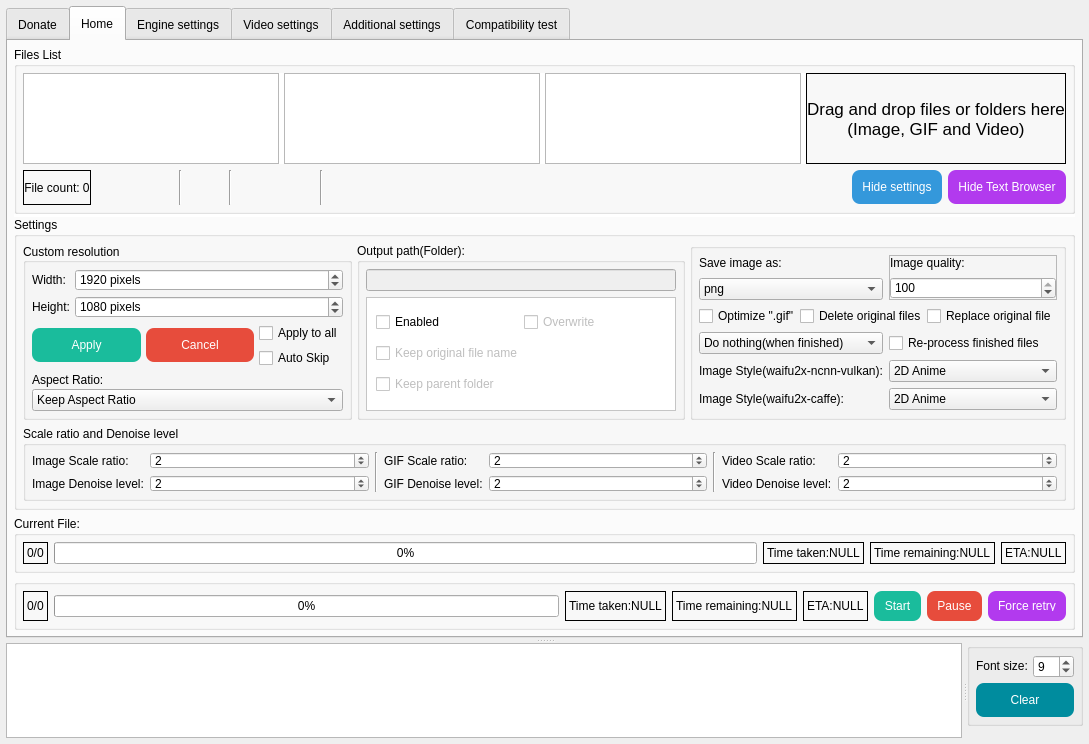
Old version of the form SRC/Waifu2x-Extension-QT/mainwindow.ui in the repository AaronFeng753/Waifu2x-Extension-GUI.
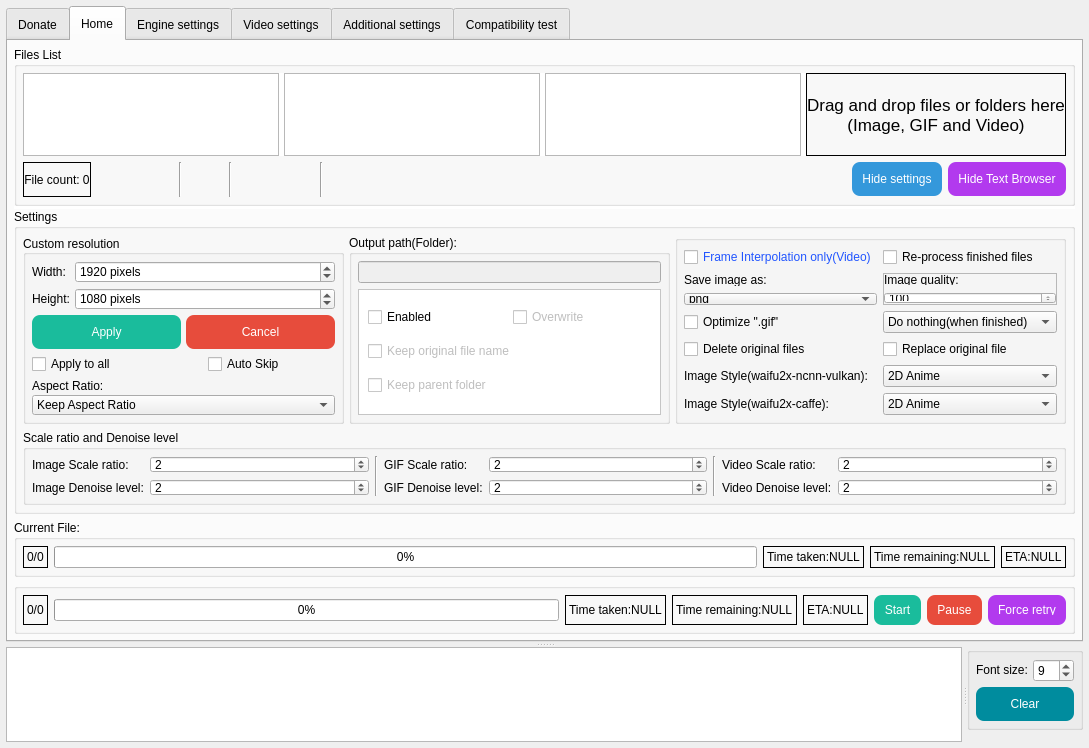
New version of the form. Icons and pictures are not drawn.

Commit message: New Feature: Now you can skip the super-resolution, only interpolate video frames by enable [Frame Interpolation only(Video)].

What changed in the file:
```diff
--- a/SRC/Waifu2x-Extension-QT/mainwindow.ui
+++ b/SRC/Waifu2x-Extension-QT/mainwindow.ui
@@ -7,7 +7,7 @@
     <x>0</x>
     <y>0</y>
     <width>1089</width>
-    <height>744</height>
+    <height>748</height>
    </rect>
   </property>
   <property name="sizePolicy">
@@ -1675,23 +1675,7 @@
                     </property>
                    </widget>
                   </item>
-                  <item row="1" column="1" colspan="2">
-                   <widget class="QSpinBox" name="spinBox_CustRes_height">
-                    <property name="suffix">
-                     <string> pixels</string>
-                    </property>
-                    <property name="minimum">
-                     <number>1</number>
-                    </property>
-                    <property name="maximum">
-                     <number>999999999</number>
-                    </property>
-                    <property name="value">
-                     <number>1080</number>
-                    </property>
-                   </widget>
-                  </item>
-                  <item row="4" column="0" colspan="3">
+                  <item row="6" column="0" colspan="3">
                    <layout class="QVBoxLayout" name="verticalLayout_2">
                     <property name="spacing">
                      <number>2</number>
@@ -1757,6 +1741,35 @@
                     </item>
                    </layout>
                   </item>
+                  <item row="1" column="0">
+                   <widget class="QLabel" name="label_15">
+                    <property name="sizePolicy">
+                     <sizepolicy hsizetype="Fixed" vsizetype="Preferred">
+                      <horstretch>0</horstretch>
+                      <verstretch>0</verstretch>
+                     </sizepolicy>
+                    </property>
+                    <property name="text">
+                     <string>Height:</string>
+                    </property>
+                   </widget>
+                  </item>
+                  <item row="1" column="1" colspan="2">
+                   <widget class="QSpinBox" name="spinBox_CustRes_height">
+                    <property name="suffix">
+                     <string> pixels</string>
+                    </property>
+                    <property name="minimum">
+                     <number>1</number>
+                    </property>
+                    <property name="maximum">
+                     <number>999999999</number>
+                    </property>
+                    <property name="value">
+                     <number>1080</number>
+                    </property>
+                   </widget>
+                  </item>
                   <item row="0" column="1" colspan="2">
                    <widget class="QSpinBox" name="spinBox_CustRes_width">
                     <property name="suffix">
@@ -1773,47 +1786,7 @@
                     </property>
                    </widget>
                   </item>
-                  <item row="2" column="2">
-                   <widget class="QCheckBox" name="checkBox_custres_isAll">
-                    <property name="sizePolicy">
-                     <sizepolicy hsizetype="Fixed" vsizetype="Fixed">
-                      <horstretch>0</horstretch>
-                      <verstretch>0</verstretch>
-                     </sizepolicy>
-                    </property>
-                    <property name="toolTip">
-                     <string>Valid for all files.</string>
-                    </property>
-                    <property name="text">
-                     <string>Apply to all</string>
-                    </property>
-                   </widget>
-                  </item>
-                  <item row="1" column="0">
-                   <widget class="QLabel" name="label_15">
-                    <property name="sizePolicy">
-                     <sizepolicy hsizetype="Fixed" vsizetype="Preferred">
-                      <horstretch>0</horstretch>
-                      <verstretch>0</verstretch>
-                     </sizepolicy>
-                    </property>
-                    <property name="text">
-                     <string>Height:</string>
-                    </property>
-                   </widget>
-                  </item>
-                  <item row="3" column="2">
-                   <widget class="QCheckBox" name="checkBox_AutoSkip_CustomRes">
-                    <property name="toolTip">
-                     <string>Automatically skip file when its resolution
-is larger than the specified resolution.</string>
-                    </property>
-                    <property name="text">
-                     <string>Auto Skip</string>
-                    </property>
-                   </widget>
-                  </item>
-                  <item row="2" column="0" rowspan="2" colspan="2">
+                  <item row="2" column="0" rowspan="2" colspan="3">
                    <layout class="QHBoxLayout" name="horizontalLayout">
                     <item>
                      <widget class="QPushButton" name="pushButton_CustRes_apply">
@@ -1917,6 +1890,39 @@
                     </item>
                    </layout>
                   </item>
+                  <item row="4" column="2">
+                   <widget class="QCheckBox" name="checkBox_AutoSkip_CustomRes">
+                    <property name="sizePolicy">
+                     <sizepolicy hsizetype="Preferred" vsizetype="Fixed">
+                      <horstretch>0</horstretch>
+                      <verstretch>0</verstretch>
+                     </sizepolicy>
+                    </property>
+                    <property name="toolTip">
+                     <string>Automatically skip file when its resolution
+is larger than the specified resolution.</string>
+                    </property>
+                    <property name="text">
+                     <string>Auto Skip</string>
+                    </property>
+                   </widget>
+                  </item>
+                  <item row="4" column="0" colspan="2">
+                   <widget class="QCheckBox" name="checkBox_custres_isAll">
+                    <property name="sizePolicy">
+                     <sizepolicy hsizetype="Preferred" vsizetype="Fixed">
+                      <horstretch>0</horstretch>
+                      <verstretch>0</verstretch>
+                     </sizepolicy>
+                    </property>
+                    <property name="toolTip">
+                     <string>Valid for all files.</string>
+                    </property>
+                    <property name="text">
+                     <string>Apply to all</string>
+                    </property>
+                   </widget>
+                  </item>
                  </layout>
                 </widget>
                </item>
@@ -1997,7 +2003,7 @@
                        <x>0</x>
                        <y>0</y>
                        <width>233</width>
-                       <height>95</height>
+                       <height>113</height>
                       </rect>
                      </property>
                      <layout class="QGridLayout" name="gridLayout_37">
@@ -2117,7 +2123,27 @@
                   <property name="bottomMargin">
                    <number>6</number>
                   </property>
-                  <item row="0" column="0">
+                  <item row="6" column="1">
+                   <widget class="QComboBox" name="comboBox_ImageStyle_Waifu2xCaffe">
+                    <property name="toolTip">
+                     <string>Only works when using &quot;waifu2x-caffe&quot; engine. 
+Waifu2x-converter and Anime4k only support &quot;2D Anime&quot; image style.
+Realsr-ncnn-vulkan only supports &quot;3D Real-life&quot; image style.
+SRMD-ncnn-vulkan can supports all image style without change any settings.</string>
+                    </property>
+                    <item>
+                     <property name="text">
+                      <string>2D Anime</string>
+                     </property>
+                    </item>
+                    <item>
+                     <property name="text">
+                      <string>3D Real-life</string>
+                     </property>
+                    </item>
+                   </widget>
+                  </item>
+                  <item row="1" column="0">
                    <widget class="QFrame" name="frame">
                     <property name="enabled">
                      <bool>true</bool>
@@ -2159,13 +2185,6 @@
                      <property name="spacing">
                       <number>7</number>
                      </property>
-                     <item row="0" column="0">
-                      <widget class="QLabel" name="label_20">
-                       <property name="text">
-                        <string>Save image as:</string>
-                       </property>
-                      </widget>
-                     </item>
                      <item row="1" column="0">
                       <widget class="QComboBox" name="comboBox_ImageSaveFormat">
                        <property name="toolTip">
@@ -2236,10 +2255,56 @@
                        </item>
                       </widget>
                      </item>
+                     <item row="0" column="0">
+                      <widget class="QLabel" name="label_20">
+                       <property name="text">
+                        <string>Save image as:</string>
+                       </property>
+                      </widget>
+                     </item>
                     </layout>
                    </widget>
                   </item>
                   <item row="0" column="1">
+                   <widget class="QCheckBox" name="checkBox_ReProcFinFiles">
+                    <property name="toolTip">
+                     <string>When there are finished files in the list, the finished files will
+be processed again when the processing process is started again.</string>
+                    </property>
+                    <property name="text">
+                     <string>Re-process finished files</string>
+                    </property>
+                   </widget>
+                  </item>
+                  <item row="4" column="1">
+                   <widget class="QCheckBox" name="checkBox_ReplaceOriginalFile">
+                    <property name="sizePolicy">
+                     <sizepolicy hsizetype="Preferred" vsizetype="Fixed">
+                      <horstretch>0</horstretch>
+                      <verstretch>0</verstretch>
+                     </sizepolicy>
+                    </property>
+                    <property name="contextMenuPolicy">
+                     <enum>Qt::ActionsContextMenu</enum>
+                    </property>
+                    <property name="toolTip">
+                     <string>After processing the file, directly replace
+the original file with the result file.
+(And keep the original file name.)
+
+WARNING: The original file will be DELETED.
+
+*This option will be deactivated when [Output
+path] or [Delete original files] is enabled*
+
+[Right click here to show more options]</string>
+                    </property>
+                    <property name="text">
+                     <string>Replace original file</string>
+                    </property>
+                   </widget>
+                  </item>
+                  <item row="1" column="1">
                    <widget class="QFrame" name="frame_2">
                     <property name="enabled">
                      <bool>true</bool>
@@ -2315,88 +2380,134 @@
                     </layout>
                    </widget>
                   </item>
-                  <item row="1" column="0" colspan="2">
-                   <layout class="QHBoxLayout" name="horizontalLayout_9">
-                    <property name="spacing">
-                     <number>0</number>
+                  <item row="0" column="0">
+                   <widget class="QCheckBox" name="checkBox_FrameInterpolationOnly_Video">
+                    <property name="font">
+                     <font>
+                      <weight>50</weight>
+                      <bold>false</bold>
+                     </font>
                     </property>
-                    <property name="sizeConstraint">
-                     <enum>QLayout::SetFixedSize</enum>
+                    <property name="toolTip">
+                     <string>Skip the super-resolution, only interpolate video frames.
+*Only taken effect when processing video*</string>
                     </property>
+                    <property name="styleSheet">
+                     <string notr="true">color: rgb(33, 85, 255);</string>
+                    </property>
+                    <property name="text">
+                     <string>Frame Interpolation only(Video)</string>
+                    </property>
+                   </widget>
+                  </item>
+                  <item row="5" column="1">
+                   <widget class="QComboBox" name="comboBox_ImageStyle">
+                    <property name="minimumSize">
+                     <size>
+                      <width>120</width>
+                      <height>0</height>
+                     </size>
+                    </property>
+                    <property name="toolTip">
+                     <string>Only works when using &quot;waifu2x-ncnn-vulkan&quot; engine. 
+Waifu2x-converter and Anime4k only support &quot;2D Anime&quot; image style.
+Realsr-ncnn-vulkan only supports &quot;3D Real-life&quot; image style.
+SRMD-ncnn-vulkan can supports all image style without change any settings.</string>
+                    </property>
+                    <property name="currentText">
+                     <string notr="true">2D Anime</string>
+                    </property>
                     <item>
-                     <widget class="QCheckBox" name="checkBox_OptGIF">
-                      <property name="sizePolicy">
-                       <sizepolicy hsizetype="Preferred" vsizetype="Fixed">
-                        <horstretch>0</horstretch>
-                        <verstretch>0</verstretch>
-                       </sizepolicy>
-                      </property>
-                      <property name="toolTip">
-                       <string>Optimizing the scaled gif will slightly reduce the
+                     <property name="text">
+                      <string>2D Anime</string>
+                     </property>
+                    </item>
+                    <item>
+                     <property name="text">
+                      <string>3D Real-life</string>
+                     </property>
+                    </item>
+                   </widget>
+                  </item>
+                  <item row="6" column="0">
+                   <widget class="QLabel" name="label_ImageStyle_W2xCaffe">
+                    <property name="toolTip">
+                     <string>Only works when using &quot;waifu2x-caffe&quot; engine. 
+Waifu2x-converter and Anime4k only support &quot;2D Anime&quot; image style.
+Realsr-ncnn-vulkan only supports &quot;3D Real-life&quot; image style.
+SRMD-ncnn-vulkan can supports all image style without change any settings.</string>
+                    </property>
+                    <property name="text">
+                     <string>Image Style(waifu2x-caffe):</string>
+                    </property>
+                   </widget>
+                  </item>
+                  <item row="5" column="0">
+                   <widget class="QLabel" name="label_ImageStyle_W2xNCNNVulkan">
+                    <property name="maximumSize">
+                     <size>
+                      <width>16777215</width>
+                      <height>16777215</height>
+                     </size>
+                    </property>
+                    <property name="toolTip">
+                     <string>Only works when using &quot;waifu2x-ncnn-vulkan&quot; engine. 
+Waifu2x-converter and Anime4k only support &quot;2D Anime&quot; image style.
+Realsr-ncnn-vulkan only supports &quot;3D Real-life&quot; image style.
+SRMD-ncnn-vulkan can supports all image style without change any settings.</string>
+                    </property>
+                    <property name="text">
+                     <string>Image Style(waifu2x-ncnn-vulkan):</string>
+                    </property>
+                    <property name="alignment">
+                     <set>Qt::AlignLeading|Qt::AlignLeft|Qt::AlignVCenter</set>
+                    </property>
+                   </widget>
+                  </item>
+                  <item row="3" column="0">
+                   <widget class="QCheckBox" name="checkBox_OptGIF">
+                    <property name="sizePolicy">
+                     <sizepolicy hsizetype="Preferred" vsizetype="Fixed">
+                      <horstretch>0</horstretch>
+                      <verstretch>0</verstretch>
+                     </sizepolicy>
+                    </property>
+                    <property name="toolTip">
+                     <string>Optimizing the scaled gif will slightly reduce the
 image quality, but it can reduce the GIF file size.
 
 It is recommended to enable this option.</string>
-                      </property>
-                      <property name="text">
-                       <string>Optimize &quot;.gif&quot;</string>
-                      </property>
-                     </widget>
-                    </item>
-                    <item>
-                     <widget class="QCheckBox" name="checkBox_DelOriginal">
-                      <property name="sizePolicy">
-                       <sizepolicy hsizetype="Preferred" vsizetype="Fixed">
-                        <horstretch>0</horstretch>
-                        <verstretch>0</verstretch>
-                       </sizepolicy>
-                      </property>
-                      <property name="contextMenuPolicy">
-                       <enum>Qt::ActionsContextMenu</enum>
-                      </property>
-                      <property name="toolTip">
-                       <string>Delete the original file after processing is complete.
+                    </property>
+                    <property name="text">
+                     <string>Optimize &quot;.gif&quot;</string>
+                    </property>
+                   </widget>
+                  </item>
+                  <item row="4" column="0">
+                   <widget class="QCheckBox" name="checkBox_DelOriginal">
+                    <property name="sizePolicy">
+                     <sizepolicy hsizetype="Preferred" vsizetype="Fixed">
+                      <horstretch>0</horstretch>
+                      <verstretch>0</verstretch>
+                     </sizepolicy>
+                    </property>
+                    <property name="contextMenuPolicy">
+                     <enum>Qt::ActionsContextMenu</enum>
+                    </property>
+                    <property name="toolTip">
+                     <string>Delete the original file after processing is complete.
 
 *This option will be deactivated when [Replace original
 file] is enabled*
 
 [Right click here to show more options]</string>
-                      </property>
-                      <property name="text">
-                       <string>Delete original files</string>
-                      </property>
-                     </widget>
-                    </item>
-                    <item>
-                     <widget class="QCheckBox" name="checkBox_ReplaceOriginalFile">
-                      <property name="sizePolicy">
-                       <sizepolicy hsizetype="Preferred" vsizetype="Fixed">
-                        <horstretch>0</horstretch>
-                        <verstretch>0</verstretch>
-                       </sizepolicy>
-                      </property>
-                      <property name="contextMenuPolicy">
-                       <enum>Qt::ActionsContextMenu</enum>
-                      </property>
-                      <property name="toolTip">
-                       <string>After processing the file, directly replace
-the original file with the result file.
-(And keep the original file name.)
-
-WARNING: The original file will be DELETED.
-
-*This option will be deactivated when [Output
-path] or [Delete original files] is enabled*
-
-[Right click here to show more options]</string>
-                      </property>
-                      <property name="text">
-                       <string>Replace original file</string>
-                      </property>
-                     </widget>
-                    </item>
-                   </layout>
+                    </property>
+                    <property name="text">
+                     <string>Delete original files</string>
+                    </property>
+                   </widget>
                   </item>
-                  <item row="2" column="0">
+                  <item row="3" column="1">
                    <widget class="QComboBox" name="comboBox_FinishAction">
                     <property name="toolTip">
                      <string>Select the action to be executed automatically
@@ -2429,101 +2540,6 @@
                     </item>
                    </widget>
                   </item>
-                  <item row="2" column="1">
-                   <widget class="QCheckBox" name="checkBox_ReProcFinFiles">
-                    <property name="toolTip">
-                     <string>When there are finished files in the list, the finished files will
-be processed again when the processing process is started again.</string>
-                    </property>
-                    <property name="text">
-                     <string>Re-process finished files</string>
-                    </property>
-                   </widget>
-                  </item>
-                  <item row="3" column="0">
-                   <widget class="QLabel" name="label_ImageStyle_W2xNCNNVulkan">
-                    <property name="maximumSize">
-                     <size>
-                      <width>16777215</width>
-                      <height>16777215</height>
-                     </size>
-                    </property>
-                    <property name="toolTip">
-                     <string>Only works when using &quot;waifu2x-ncnn-vulkan&quot; engine. 
-Waifu2x-converter and Anime4k only support &quot;2D Anime&quot; image style.
-Realsr-ncnn-vulkan only supports &quot;3D Real-life&quot; image style.
-SRMD-ncnn-vulkan can supports all image style without change any settings.</string>
-                    </property>
-                    <property name="text">
-                     <string>Image Style(waifu2x-ncnn-vulkan):</string>
-                    </property>
-                    <property name="alignment">
-                     <set>Qt::AlignLeading|Qt::AlignLeft|Qt::AlignVCenter</set>
-                    </property>
-                   </widget>
-                  </item>
-                  <item row="3" column="1">
-                   <widget class="QComboBox" name="comboBox_ImageStyle">
-                    <property name="minimumSize">
-                     <size>
-                      <width>120</width>
-                      <height>0</height>
-                     </size>
-                    </property>
-                    <property name="toolTip">
-                     <string>Only works when using &quot;waifu2x-ncnn-vulkan&quot; engine. 
-Waifu2x-converter and Anime4k only support &quot;2D Anime&quot; image style.
-Realsr-ncnn-vulkan only supports &quot;3D Real-life&quot; image style.
-SRMD-ncnn-vulkan can supports all image style without change any settings.</string>
-                    </property>
-                    <property name="currentText">
-                     <string notr="true">2D Anime</string>
-                    </property>
-                    <item>
-                     <property name="text">
-                      <string>2D Anime</string>
-                     </property>
-                    </item>
-                    <item>
-                     <property name="text">
-                      <string>3D Real-life</string>
-                     </property>
-                    </item>
-                   </widget>
-                  </item>
-                  <item row="4" column="0">
-                   <widget class="QLabel" name="label_ImageStyle_W2xCaffe">
-                    <property name="toolTip">
-                     <string>Only works when using &quot;waifu2x-caffe&quot; engine. 
-Waifu2x-converter and Anime4k only support &quot;2D Anime&quot; image style.
-Realsr-ncnn-vulkan only supports &quot;3D Real-life&quot; image style.
-SRMD-ncnn-vulkan can supports all image style without change any settings.</string>
-                    </property>
-                    <property name="text">
-                     <string>Image Style(waifu2x-caffe):</string>
-                    </property>
-                   </widget>
-                  </item>
-                  <item row="4" column="1">
-                   <widget class="QComboBox" name="comboBox_ImageStyle_Waifu2xCaffe">
-                    <property name="toolTip">
-                     <string>Only works when using &quot;waifu2x-caffe&quot; engine. 
-Waifu2x-converter and Anime4k only support &quot;2D Anime&quot; image style.
-Realsr-ncnn-vulkan only supports &quot;3D Real-life&quot; image style.
-SRMD-ncnn-vulkan can supports all image style without change any settings.</string>
-                    </property>
-                    <item>
-                     <property name="text">
-                      <string>2D Anime</string>
-                     </property>
-                    </item>
-                    <item>
-                     <property name="text">
-                      <string>3D Real-life</string>
-                     </property>
-                    </item>
-                   </widget>
-                  </item>
                  </layout>
                 </widget>
                </item>
@@ -7238,6 +7254,9 @@
                  <property name="text">
                   <string>Auto adjust</string>
                  </property>
+                 <property name="checked">
+                  <bool>true</bool>
+                 </property>
                 </widget>
                </item>
               </layout>
```
The commit also changes 8 other files.
